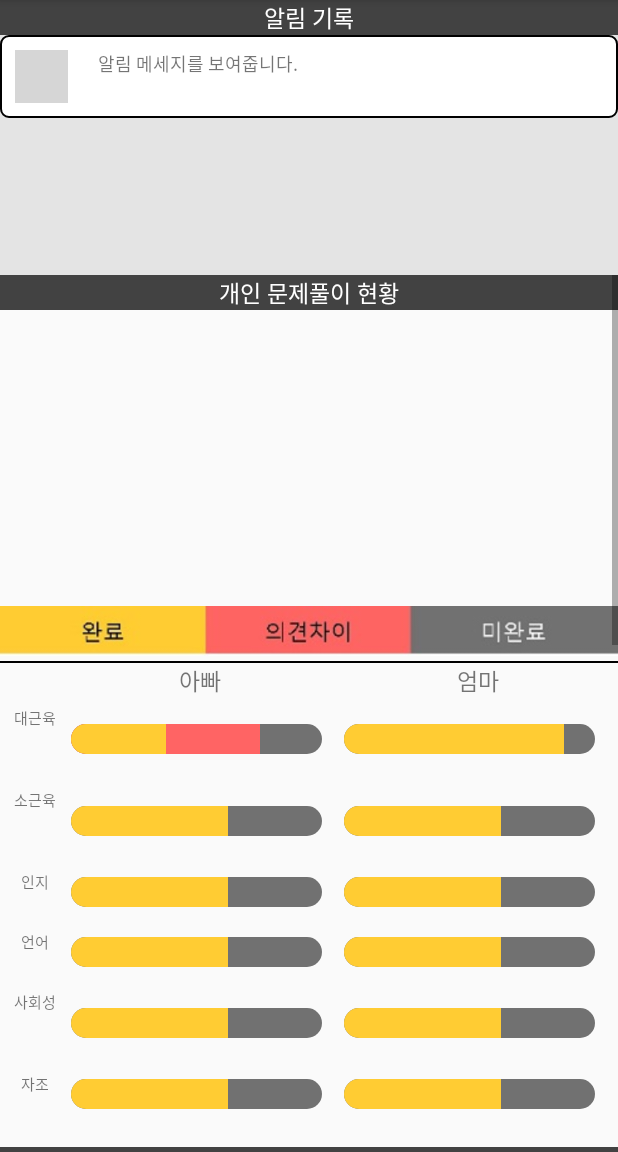
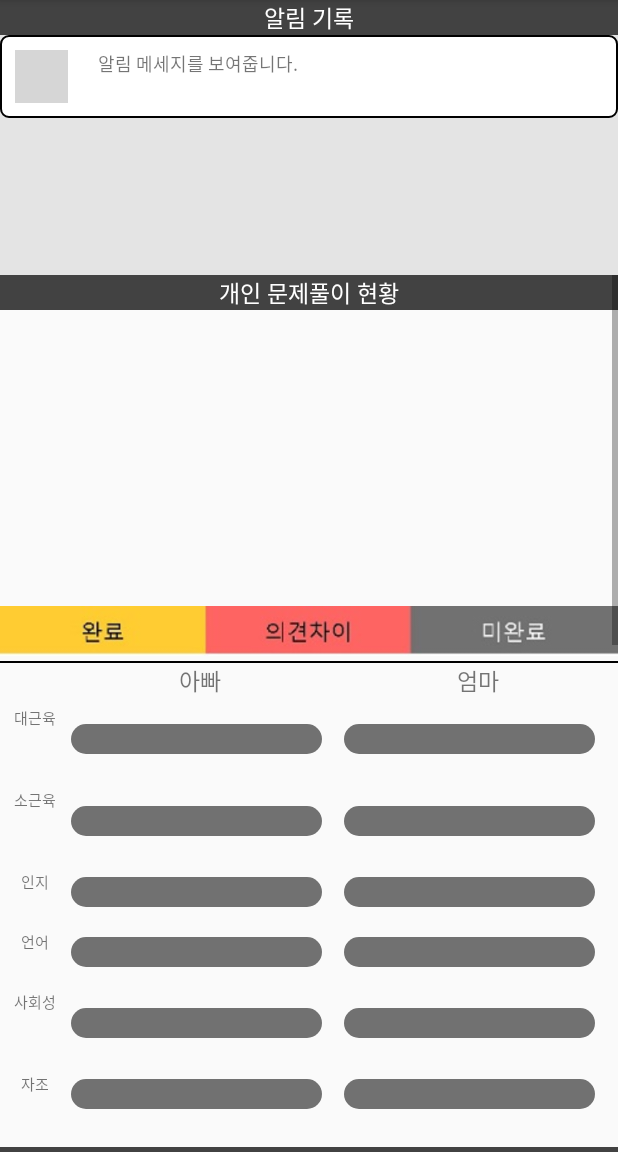
Before and after one commit to RickySong1/Bebecode, an Android app: the fragment ProgressStatus shown on its own in the app's theme, on a phone screen of 412 x 824 dp, the part 84-1236 px from its top. Run offline under Robolectric (Android 15) with nearby library versions, the phone set to English and light mode, and no system bars; our stand-ins replace CircleImageView, Picasso; pictures from the network do not load; 8 statements that could not run were skipped; grey boxes are pictures that could not be loaded.

Commit message:
GOOGLE STORE - 2.1 version beta - progressbar fix when the user have short questions.

```diff
--- a/app/build.gradle
+++ b/app/build.gradle
@@ -7,8 +7,8 @@ android {
         applicationId "com.kaist.supersong.bebecode"
         minSdkVersion 16
         targetSdkVersion 25
-        versionCode 5
-        versionName "2.0"
+        versionCode 6
+        versionName "2.1"
         testInstrumentationRunner "android.support.test.runner.AndroidJUnitRunner"
     }
     buildTypes {
--- a/app/src/main/java/com/kaist/supersong/bebecode/ProgressStatus.java
+++ b/app/src/main/java/com/kaist/supersong/bebecode/ProgressStatus.java
@@ -232,7 +232,8 @@ public class ProgressStatus extends Fragment {
         ArrayList<BabyListData> list_itemArrayList = new ArrayList<BabyListData>();
         fileM.getChildList(list_itemArrayList);
         String birth_s = fileM.getMonthString(list_itemArrayList.get(0).getMonth());
-        if( ((MonthQuestions)fileM.getMonthQuestions(list_itemArrayList.get(0).getMonth())).isShortMonth()){ // hide jajo
+        final boolean isShort = ((MonthQuestions)fileM.getMonthQuestions(list_itemArrayList.get(0).getMonth())).isShortMonth();
+        if(isShort){ // hide jajo
             progress_mother[5].setVisibility(ProgressBar.GONE);
             progress_father[5].setVisibility(ProgressBar.GONE);
             textJajo.setVisibility(TextView.GONE);
@@ -269,8 +270,16 @@ public class ProgressStatus extends Fragment {
                     for(int i=0; i< CheckFragment._items.size() ; i++){
                         _items.add(CheckFragment._items.get(i));
                     }
-                    if ( _items.size() == 48)
-                        calcuateProgressBar();
+
+                    if(isShort){
+                        if (_items.size() == 40)
+                            calcuateProgressBar();
+                    }
+                    {
+                        if (_items.size() == 48)
+                            calcuateProgressBar();
+                    }
+
                 }
             }
         };
--- a/app/src/main/res/layout/progress_status.xml
+++ b/app/src/main/res/layout/progress_status.xml
@@ -126,8 +126,8 @@
                     android:layout_weight="4.5"
                     android:gravity="center"
                     android:max="8"
-                    android:progress="3"
-                    android:secondaryProgress="6"
+                    android:progress="0"
+                    android:secondaryProgress="0"
                     android:visibility="visible"
                     android:progressDrawable="@drawable/progress_bar"/>
                 />
@@ -142,7 +142,7 @@
                     android:layout_weight="4.5"
                     android:gravity="center"
                     android:max="8"
-                    android:progress="7"
+                    android:progress="0"
                     android:visibility="visible"
                     android:progressDrawable="@drawable/progress_bar"/>
                 />
@@ -167,7 +167,7 @@
                     android:layout_weight="4.5"
                     android:gravity="center"
                     android:max="8"
-                    android:progress="5"
+                    android:progress="0"
                     android:visibility="visible"
                     android:progressDrawable="@drawable/progress_bar"/>
                 />
@@ -182,7 +182,7 @@
                     android:layout_weight="4.5"
                     android:gravity="center"
                     android:max="8"
-                    android:progress="5"
+                    android:progress="0"
                     android:visibility="visible"
                     android:progressDrawable="@drawable/progress_bar"/>
                 />
@@ -207,7 +207,7 @@
                     android:layout_weight="4.5"
                     android:gravity="center"
                     android:max="8"
-                    android:progress="5"
+                    android:progress="0"
                     android:visibility="visible"
                     android:progressDrawable="@drawable/progress_bar"/>
                 />
@@ -222,7 +222,7 @@
                     android:layout_weight="4.5"
                     android:gravity="center"
                     android:max="8"
-                    android:progress="5"
+                    android:progress="0"
                     android:visibility="visible"
                     android:progressDrawable="@drawable/progress_bar"/>
                 />
@@ -247,7 +247,7 @@
                     android:layout_weight="4.5"
                     android:gravity="center"
                     android:max="8"
-                    android:progress="5"
+                    android:progress="0"
                     android:visibility="visible"
                     android:progressDrawable="@drawable/progress_bar"/>
                 />
@@ -262,7 +262,7 @@
                     android:layout_weight="4.5"
                     android:gravity="center"
                     android:max="8"
-                    android:progress="5"
+                    android:progress="0"
                     android:visibility="visible"
                     android:progressDrawable="@drawable/progress_bar"/>
                 />
@@ -287,7 +287,7 @@
                     android:layout_weight="4.5"
                     android:gravity="center"
                     android:max="8"
-                    android:progress="5"
+                    android:progress="0"
                     android:visibility="visible"
                     android:progressDrawable="@drawable/progress_bar"/>
                 />
@@ -302,7 +302,7 @@
                     android:layout_weight="4.5"
                     android:gravity="center"
                     android:max="8"
-                    android:progress="5"
+                    android:progress="0"
                     android:visibility="visible"
                     android:progressDrawable="@drawable/progress_bar"/>
                 />
@@ -328,7 +328,7 @@
                     android:layout_gravity="center"
                     android:layout_weight="4.5"
                     android:gravity="center"
-                    android:progress="5"
+                    android:progress="0"
                     android:visibility="visible"
                     android:progressDrawable="@drawable/progress_bar"/>
                 />
@@ -343,7 +343,7 @@
                     android:layout_weight="4.5"
                     android:gravity="center"
                     android:max="8"
-                    android:progress="5"
+                    android:progress="0"
                     android:visibility="visible"
                     android:progressDrawable="@drawable/progress_bar"/>
                 />
```
